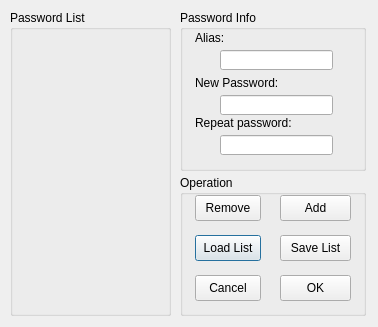
The window that qpasswordmangerdialog.ui (gaopindianzi/relay_control_terminal) describes before a commit, drawn with Qt 5.
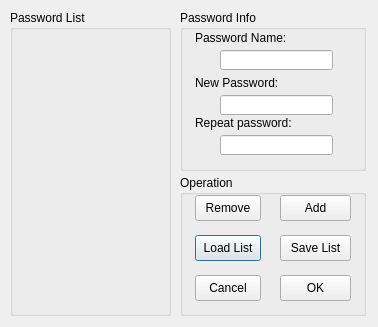
The same window after the commit.

The edit to the form file:
```diff
--- a/qpasswordmangerdialog.ui
+++ b/qpasswordmangerdialog.ui
@@ -73,7 +73,7 @@
      </rect>
     </property>
     <property name="text">
-     <string>Alias:</string>
+     <string>Password Name:</string>
     </property>
    </widget>
    <widget class="QLabel" name="label_3">
```
